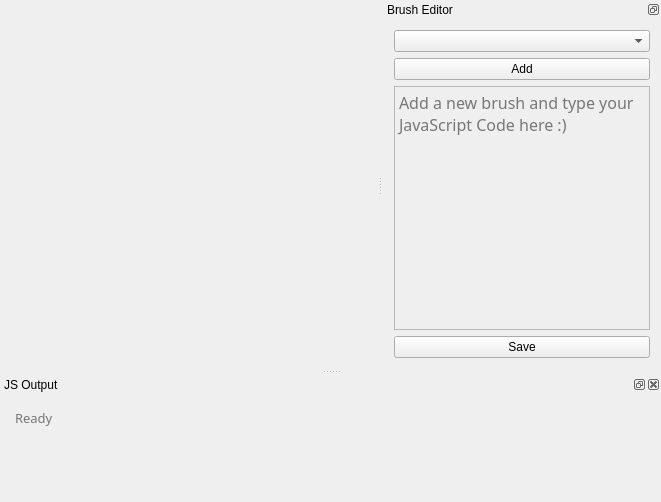
teamxy/qrush, file ui/MainWindow.ui: the form before one commit.
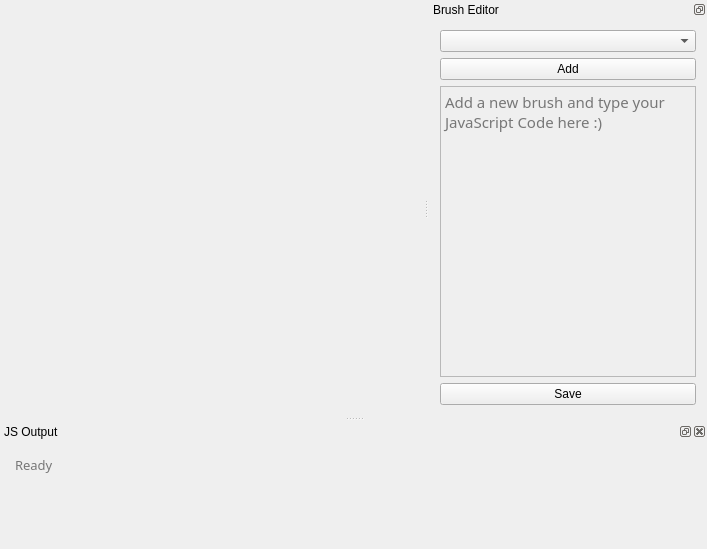
The form after the commit.

Commit message: Add more informative error messages

What changed in the file:
```diff
--- a/ui/MainWindow.ui
+++ b/ui/MainWindow.ui
@@ -6,8 +6,8 @@
    <rect>
     <x>0</x>
     <y>0</y>
-    <width>661</width>
-    <height>502</height>
+    <width>707</width>
+    <height>549</height>
    </rect>
   </property>
   <property name="cursor">
@@ -71,7 +71,7 @@
        <property name="font">
         <font>
          <family>Menlo</family>
-         <pointsize>12</pointsize>
+         <pointsize>11</pointsize>
         </font>
        </property>
        <property name="focusPolicy">
@@ -90,8 +90,8 @@
         <string>&lt;!DOCTYPE HTML PUBLIC &quot;-//W3C//DTD HTML 4.0//EN&quot; &quot;http://www.w3.org/TR/REC-html40/strict.dtd&quot;&gt;
 &lt;html&gt;&lt;head&gt;&lt;meta name=&quot;qrichtext&quot; content=&quot;1&quot; /&gt;&lt;style type=&quot;text/css&quot;&gt;
 p, li { white-space: pre-wrap; }
-&lt;/style&gt;&lt;/head&gt;&lt;body style=&quot; font-family:'Menlo'; font-size:12pt; font-weight:400; font-style:normal;&quot;&gt;
-&lt;p style=&quot;-qt-paragraph-type:empty; margin-top:0px; margin-bottom:0px; margin-left:0px; margin-right:0px; -qt-block-indent:0; text-indent:0px;&quot;&gt;&lt;br /&gt;&lt;/p&gt;&lt;/body&gt;&lt;/html&gt;</string>
+&lt;/style&gt;&lt;/head&gt;&lt;body style=&quot; font-family:'Menlo'; font-size:11pt; font-weight:400; font-style:normal;&quot;&gt;
+&lt;p style=&quot;-qt-paragraph-type:empty; margin-top:0px; margin-bottom:0px; margin-left:0px; margin-right:0px; -qt-block-indent:0; text-indent:0px; font-size:12pt;&quot;&gt;&lt;br /&gt;&lt;/p&gt;&lt;/body&gt;&lt;/html&gt;</string>
        </property>
        <property name="tabStopWidth">
         <number>40</number>
```
The commit also changes 2 other files.
